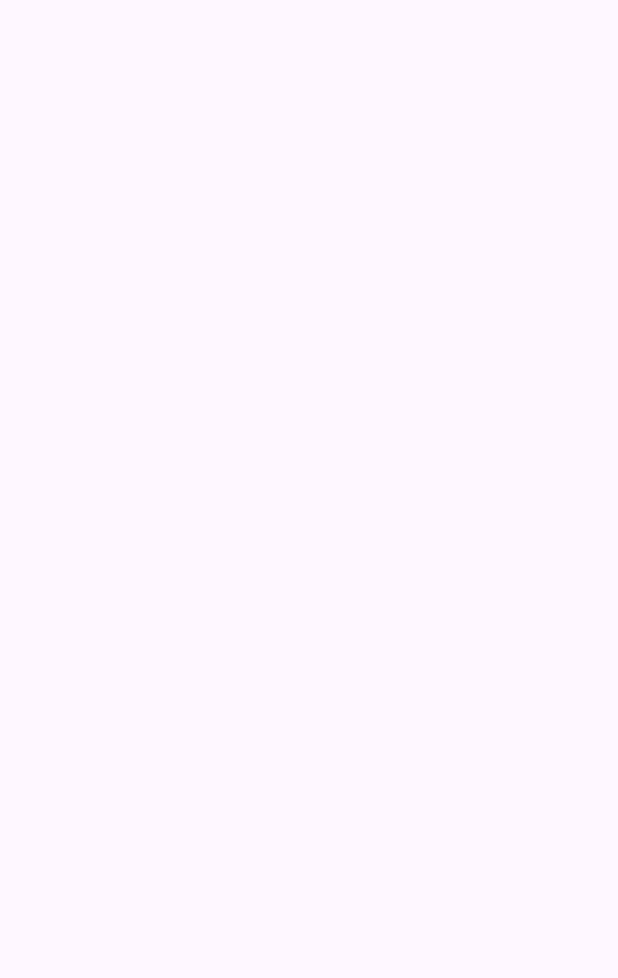
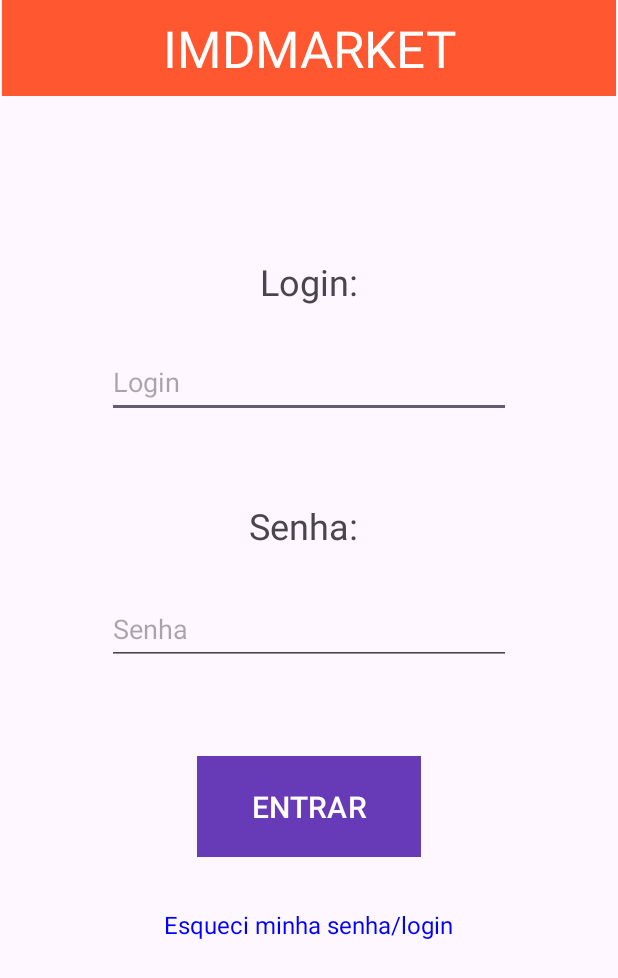
Before and after one commit to RubenFilipe07/imd-market-android, an Android app: the screen it shows after launch (MainActivity), on a phone screen of 412 x 824 dp. Before the commit the part shown is empty. Shown: the top 978 px of the screen. Run offline under Robolectric (Android 15) with nearby library versions, the phone set to English and light mode, and no system bars.

Commit message:
feat: add login activity

```diff
--- a/app/src/main/res/layout/activity_main.xml
+++ b/app/src/main/res/layout/activity_main.xml
@@ -4,4 +4,112 @@
     xmlns:tools="http://schemas.android.com/tools"
     android:layout_width="match_parent"
     android:layout_height="match_parent"
-    tools:context=".MainActivity"/>
+    tools:context=".MainActivity">
+
+    <com.google.android.material.appbar.MaterialToolbar
+        android:id="@+id/materialToolbar"
+        android:layout_width="409dp"
+        android:layout_height="wrap_content"
+        android:background="@color/orange"
+        android:minHeight="?attr/actionBarSize"
+        android:theme="?attr/actionBarTheme"
+        app:layout_constraintBottom_toBottomOf="parent"
+        app:layout_constraintEnd_toEndOf="parent"
+        app:layout_constraintStart_toStartOf="parent"
+        app:layout_constraintTop_toTopOf="parent"
+        app:layout_constraintVertical_bias="0.0" />
+
+    <TextView
+        android:id="@+id/textView"
+        android:layout_width="wrap_content"
+        android:layout_height="wrap_content"
+        android:text="@string/titulo"
+        android:textColor="#FFFFFF"
+        android:textSize="34sp"
+        app:layout_constraintBottom_toBottomOf="@+id/materialToolbar"
+        app:layout_constraintEnd_toEndOf="parent"
+        app:layout_constraintStart_toStartOf="parent"
+        app:layout_constraintTop_toTopOf="parent" />
+
+    <TextView
+        android:id="@+id/textView2"
+        android:layout_width="wrap_content"
+        android:layout_height="wrap_content"
+        android:text="@string/login_titulo"
+        android:textSize="24sp"
+        app:layout_constraintBottom_toBottomOf="parent"
+        app:layout_constraintEnd_toEndOf="parent"
+        app:layout_constraintStart_toStartOf="parent"
+        app:layout_constraintTop_toBottomOf="@+id/materialToolbar"
+        app:layout_constraintVertical_bias="0.148" />
+
+    <TextView
+        android:id="@+id/textView3"
+        android:layout_width="wrap_content"
+        android:layout_height="wrap_content"
+        android:text="@string/senha_titulo"
+        android:textSize="24sp"
+        app:layout_constraintBottom_toBottomOf="parent"
+        app:layout_constraintEnd_toEndOf="parent"
+        app:layout_constraintHorizontal_bias="0.489"
+        app:layout_constraintStart_toStartOf="parent"
+        app:layout_constraintTop_toBottomOf="@+id/materialToolbar"
+        app:layout_constraintVertical_bias="0.371" />
+
+    <Button
+        android:id="@+id/button"
+        android:layout_width="149dp"
+        android:layout_height="67dp"
+        android:layout_marginTop="48dp"
+        android:background="#FFFFFF"
+        android:text="@string/btn_entrar"
+        android:textSize="20sp"
+        app:backgroundTint="@color/purple"
+        app:layout_constraintBottom_toBottomOf="parent"
+        app:layout_constraintEnd_toEndOf="parent"
+        app:layout_constraintStart_toStartOf="parent"
+        app:layout_constraintTop_toBottomOf="@+id/textView3"
+        app:layout_constraintVertical_bias="0.261" />
+
+    <EditText
+        android:id="@+id/editTextText"
+        android:layout_width="269dp"
+        android:layout_height="48dp"
+        android:ems="10"
+        android:hint="@string/login_input"
+        android:inputType="text"
+        app:layout_constraintBottom_toTopOf="@+id/textView3"
+        app:layout_constraintEnd_toEndOf="parent"
+        app:layout_constraintStart_toStartOf="parent"
+        app:layout_constraintTop_toBottomOf="@+id/textView2"
+        app:layout_constraintVertical_bias="0.327" />
+
+    <EditText
+        android:id="@+id/editTextText3"
+        android:layout_width="269dp"
+        android:layout_height="48dp"
+        android:ems="10"
+        android:hint="@string/senha_input"
+        android:inputType="text"
+        app:layout_constraintBottom_toTopOf="@+id/button"
+        app:layout_constraintEnd_toEndOf="parent"
+        app:layout_constraintStart_toStartOf="parent"
+        app:layout_constraintTop_toBottomOf="@+id/textView3"
+        app:layout_constraintVertical_bias="0.32" />
+
+    <TextView
+        android:id="@+id/textView4"
+        android:layout_width="wrap_content"
+        android:layout_height="wrap_content"
+        android:text="@string/alterar_login"
+        android:textColor="@color/link_blue"
+        android:textColorHint="#FFFFFF"
+        android:textSize="16sp"
+        app:layout_constraintBottom_toBottomOf="parent"
+        app:layout_constraintEnd_toEndOf="parent"
+        app:layout_constraintHorizontal_bias="0.497"
+        app:layout_constraintStart_toStartOf="parent"
+        app:layout_constraintTop_toBottomOf="@+id/button"
+        app:layout_constraintVertical_bias="0.146" />
+
+</androidx.constraintlayout.widget.ConstraintLayout>
--- a/app/src/main/res/values/colors.xml
+++ b/app/src/main/res/values/colors.xml
@@ -2,4 +2,7 @@
 <resources>
     <color name="black">#FF000000</color>
     <color name="white">#FFFFFFFF</color>
+    <color name="orange">#FF572F</color>
+    <color name="purple">#673AB7</color>
+    <color name="link_blue">#0000FF</color>
 </resources>
--- a/app/src/main/res/values/strings.xml
+++ b/app/src/main/res/values/strings.xml
@@ -1,3 +1,11 @@
 <resources>
     <string name="app_name">imd-market-android</string>
+    <string name="titulo">IMDMARKET</string>
+    <string name="login_titulo">Login:</string>
+    <string name="senha_titulo">Senha:</string>
+    <string name="login_input">Login</string>
+    <string name="senha_input">Senha</string>
+    <string name="btn_entrar">ENTRAR</string>
+    <string name="alterar_login">Esqueci minha senha/login</string>
+
 </resources>
```
